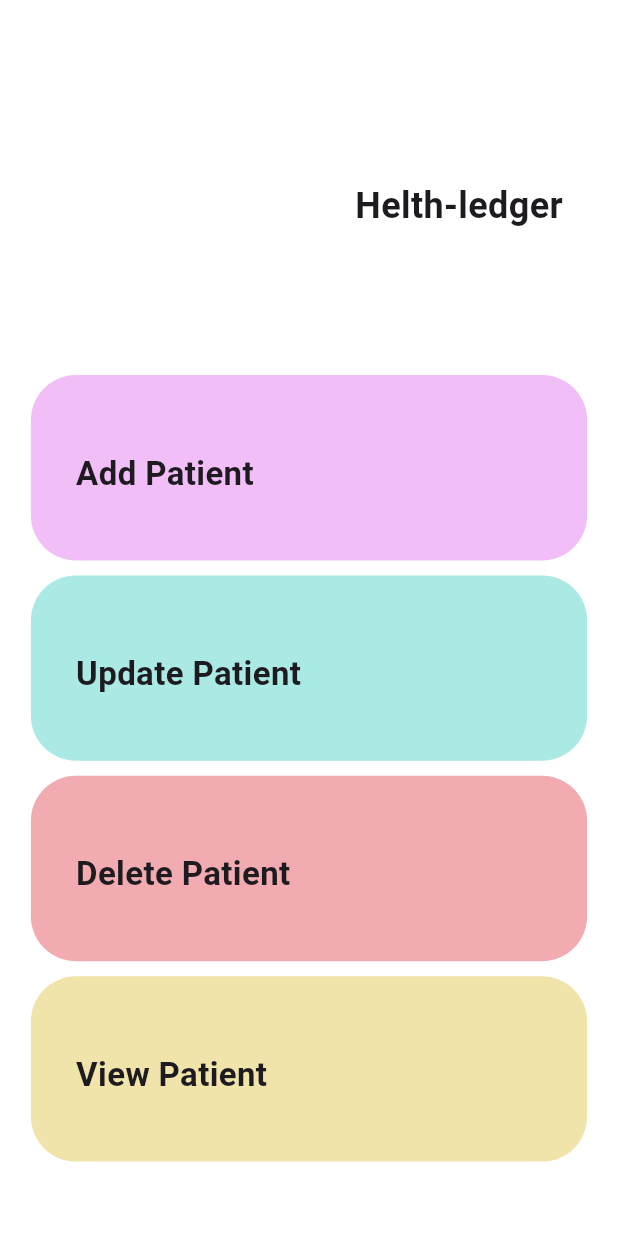
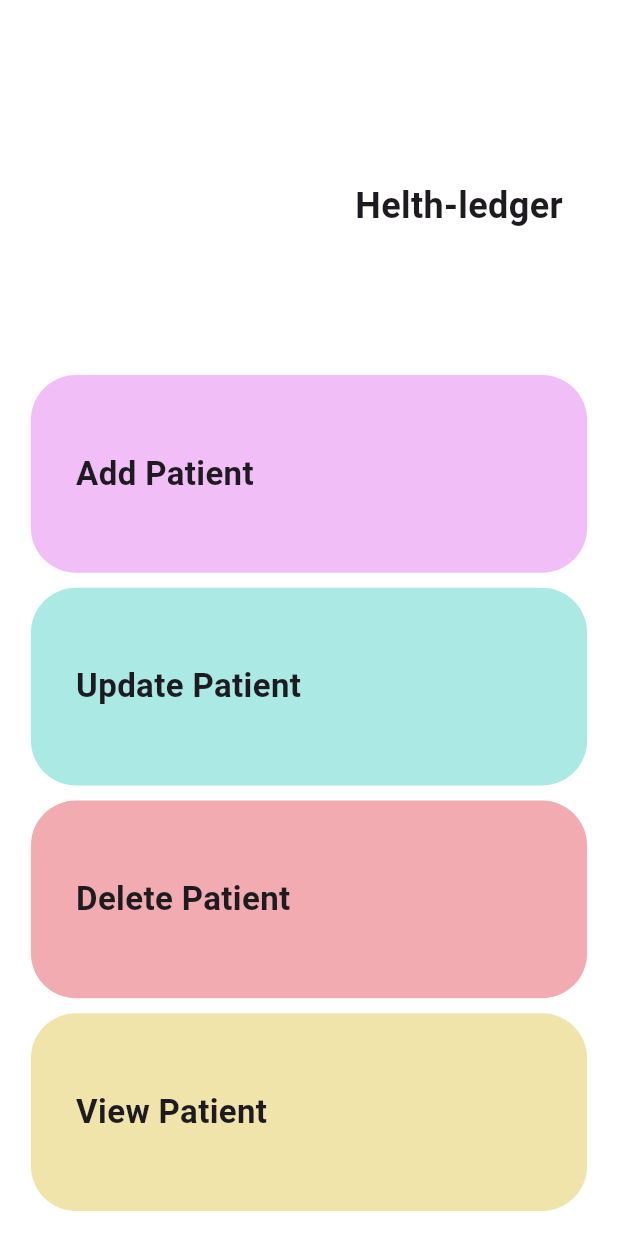
Before and after one commit to HDIMS/flutterapp, a Flutter app: the screen it shows after launch, on a phone screen of 412 x 824 dp. Run offline on Flutter 3.47's test engine with Material 3 defaults, Android fonts, the phone set to English and light mode, and no system bars.

Commit message:
container size update

```diff
--- a/lib/main.dart
+++ b/lib/main.dart
@@ -1,5 +1,6 @@
 import 'package:flutter/material.dart';
 import 'package:flutterapp/pages/dashboard.dart';
+
 void main(){
   runApp(MyApp());
 }
@@ -8,7 +9,7 @@ class MyApp extends StatelessWidget {
 
   @override
   Widget build(BuildContext context) {
-    return   MaterialApp(
+    return  MaterialApp(
       debugShowCheckedModeBanner: false,
       home: Dashboard(),
     );
--- a/lib/pages/dashboard.dart
+++ b/lib/pages/dashboard.dart
@@ -24,7 +24,7 @@ class Dashboard extends StatelessWidget {
           ),
           Center(
             child: Container(
-              height: varHeight * 0.15,
+              height: varHeight * 0.16,
               width: varWidth * 0.9,
               decoration: BoxDecoration(
                 color: const Color(0xffF2BEF8),
@@ -47,7 +47,7 @@ class Dashboard extends StatelessWidget {
           ),
           Center(
             child: Container(
-              height: varHeight * 0.15,
+              height: varHeight * 0.16,
               width: varWidth * 0.9,
               decoration: BoxDecoration(
                 color: const Color(0xffAAE9E4),
@@ -70,7 +70,7 @@ class Dashboard extends StatelessWidget {
           ),
           Center(
             child: Container(
-              height: varHeight * 0.15,
+              height: varHeight * 0.16,
               width: varWidth * 0.9,
               decoration: BoxDecoration(
                 color: const Color(0xffF1ABB1),
@@ -93,7 +93,7 @@ class Dashboard extends StatelessWidget {
           ),
           Center(
             child: Container(
-              height: varHeight * 0.15,
+              height: varHeight * 0.16,
               width: varWidth * 0.9,
               decoration: BoxDecoration(
                 color: const Color(0xffF1E4AB),
```
